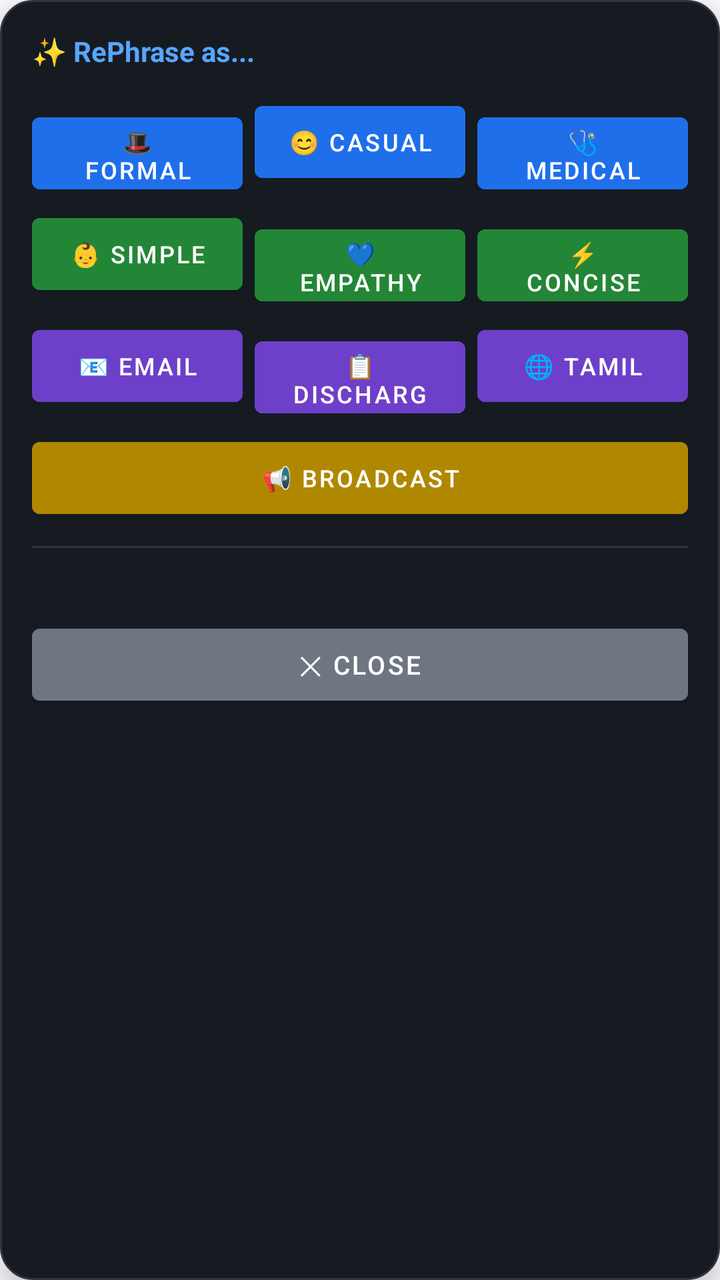
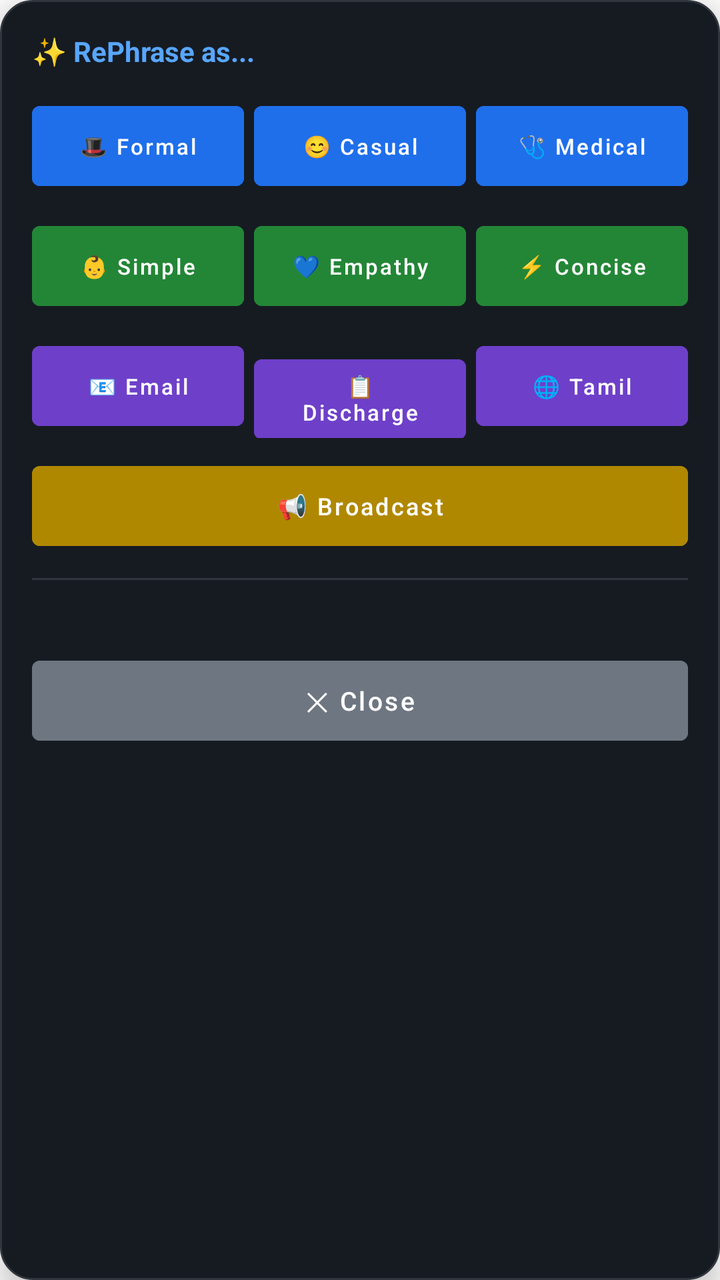

Two renders of the same Android screen: before a commit and after it. Below are the layout's source before the change and the commit's diff.
<!-- AndroidManifest.xml: application theme AppTheme -->
<!-- res/layout/floating_bubble.xml -->
<?xml version="1.0" encoding="utf-8"?>
<LinearLayout xmlns:android="http://schemas.android.com/apk/res/android"
    android:layout_width="380dp"
    android:layout_height="wrap_content"
    android:orientation="vertical"
    android:background="@drawable/bubble_bg"
    android:padding="16dp"
    android:elevation="8dp">

    <TextView
        android:layout_width="wrap_content"
        android:layout_height="wrap_content"
        android:text="✨ RePhrase as..."
        android:textSize="14sp"
        android:textStyle="bold"
        android:textColor="#58a6ff"
        android:layout_marginBottom="12dp"/>

    <LinearLayout
        android:layout_width="match_parent"
        android:layout_height="wrap_content"
        android:orientation="horizontal"
        android:layout_marginBottom="8dp">
        <Button android:id="@+id/btn_formal" android:layout_width="0dp" android:layout_weight="1" android:layout_height="48dp" android:text="🎩 Formal" android:textSize="12sp" android:backgroundTint="#1f6feb" android:layout_marginEnd="6dp"/>
        <Button android:id="@+id/btn_casual" android:layout_width="0dp" android:layout_weight="1" android:layout_height="48dp" android:text="😊 Casual" android:textSize="12sp" android:backgroundTint="#1f6feb" android:layout_marginEnd="6dp"/>
        <Button android:id="@+id/btn_medical" android:layout_width="0dp" android:layout_weight="1" android:layout_height="48dp" android:text="🩺 Medical" android:textSize="12sp" android:backgroundTint="#1f6feb"/>
    </LinearLayout>

    <LinearLayout
        android:layout_width="match_parent"
        android:layout_height="wrap_content"
        android:orientation="horizontal"
        android:layout_marginBottom="8dp">
        <Button android:id="@+id/btn_simple" android:layout_width="0dp" android:layout_weight="1" android:layout_height="48dp" android:text="👶 Simple" android:textSize="12sp" android:backgroundTint="#238636" android:layout_marginEnd="6dp"/>
        <Button android:id="@+id/btn_empathy" android:layout_width="0dp" android:layout_weight="1" android:layout_height="48dp" android:text="💙 Empathy" android:textSize="12sp" android:backgroundTint="#238636" android:layout_marginEnd="6dp"/>
        <Button android:id="@+id/btn_concise" android:layout_width="0dp" android:layout_weight="1" android:layout_height="48dp" android:text="⚡ Concise" android:textSize="12sp" android:backgroundTint="#238636"/>
    </LinearLayout>

    <LinearLayout
        android:layout_width="match_parent"
        android:layout_height="wrap_content"
        android:orientation="horizontal"
        android:layout_marginBottom="8dp">
        <Button android:id="@+id/btn_email" android:layout_width="0dp" android:layout_weight="1" android:layout_height="48dp" android:text="📧 Email" android:textSize="12sp" android:backgroundTint="#6e40c9" android:layout_marginEnd="6dp"/>
        <Button android:id="@+id/btn_discharge" android:layout_width="0dp" android:layout_weight="1" android:layout_height="48dp" android:text="📋 Discharge" android:textSize="12sp" android:backgroundTint="#6e40c9" android:layout_marginEnd="6dp"/>
        <Button android:id="@+id/btn_tamil" android:layout_width="0dp" android:layout_weight="1" android:layout_height="48dp" android:text="🌐 Tamil" android:textSize="12sp" android:backgroundTint="#6e40c9"/>
    </LinearLayout>

    <LinearLayout
        android:layout_width="match_parent"
        android:layout_height="wrap_content"
        android:orientation="horizontal"
        android:layout_marginBottom="10dp">
        <Button android:id="@+id/btn_broadcast" android:layout_width="match_parent" android:layout_height="48dp" android:text="📢 Broadcast" android:textSize="12sp" android:backgroundTint="#b08800"/>
    </LinearLayout>

    <View
        android:layout_width="match_parent"
        android:layout_height="1dp"
        android:background="#30363d"
        android:layout_marginBottom="10dp"/>

    <TextView
        android:id="@+id/statusMsg"
        android:layout_width="wrap_content"
        android:layout_height="wrap_content"
        android:text=""
        android:textSize="12sp"
        android:textColor="#58a6ff"
        android:layout_marginBottom="8dp"/>

    <ScrollView
        android:id="@+id/resultScroll"
        android:layout_width="match_parent"
        android:layout_height="120dp"
        android:visibility="gone"
        android:background="#21262d"
        android:padding="10dp"
        android:layout_marginBottom="10dp">
        <TextView
            android:id="@+id/resultText"
            android:layout_width="match_parent"
            android:layout_height="wrap_content"
            android:text=""
            android:textSize="14sp"
            android:textColor="#e6edf3"
            android:lineSpacingExtra="4dp"/>
    </ScrollView>

    <LinearLayout
        android:id="@+id/actionButtons"
        android:layout_width="match_parent"
        android:layout_height="wrap_content"
        android:orientation="horizontal"
        android:visibility="gone">
        <Button
            android:id="@+id/btn_use"
            android:layout_width="0dp"
            android:layout_weight="1"
            android:layout_height="48dp"
            android:text="✅ Use This"
            android:textSize="13sp"
            android:backgroundTint="#238636"
            android:layout_marginEnd="8dp"/>
        <Button
            android:id="@+id/btn_close"
            android:layout_width="0dp"
            android:layout_weight="1"
            android:layout_height="48dp"
            android:text="✕ Close"
            android:textSize="13sp"
            android:backgroundTint="#6e7681"/>
    </LinearLayout>

    <Button
        android:id="@+id/btn_close_top"
        android:layout_width="match_parent"
        android:layout_height="48dp"
        android:text="✕ Close"
        android:textSize="13sp"
        android:backgroundTint="#6e7681"
        android:visibility="visible"/>

</LinearLayout>
<!-- resources referenced by this layout -->
<resources>
  <!-- drawable bubble_bg (drawable) -->
  <?xml version="1.0" encoding="utf-8"?>
  <shape xmlns:android="http://schemas.android.com/apk/res/android">
      <solid android:color="#161b22"/>
      <corners android:radius="16dp"/>
      <stroke android:width="1dp" android:color="#30363d"/>
  </shape>
  <style name="AppTheme" parent="Theme.MaterialComponents.DayNight.DarkActionBar">
          <item name="colorPrimary">#1f6feb</item>
          <item name="colorPrimaryDark">#0d1117</item>
          <item name="colorAccent">#388bfd</item>
      </style>
</resources>

<!-- the commit's change to res/layout/floating_bubble.xml (unified diff, before → after) -->
@@ -1,6 +1,6 @@
 <?xml version="1.0" encoding="utf-8"?>
 <LinearLayout xmlns:android="http://schemas.android.com/apk/res/android"
-    android:layout_width="380dp"
+    android:layout_width="360dp"
     android:layout_height="wrap_content"
     android:orientation="vertical"
     android:background="@drawable/bubble_bg"
@@ -21,9 +21,9 @@
         android:layout_height="wrap_content"
         android:orientation="horizontal"
         android:layout_marginBottom="8dp">
-        <Button android:id="@+id/btn_formal" android:layout_width="0dp" android:layout_weight="1" android:layout_height="48dp" android:text="🎩 Formal" android:textSize="12sp" android:backgroundTint="#1f6feb" android:layout_marginEnd="6dp"/>
-        <Button android:id="@+id/btn_casual" android:layout_width="0dp" android:layout_weight="1" android:layout_height="48dp" android:text="😊 Casual" android:textSize="12sp" android:backgroundTint="#1f6feb" android:layout_marginEnd="6dp"/>
-        <Button android:id="@+id/btn_medical" android:layout_width="0dp" android:layout_weight="1" android:layout_height="48dp" android:text="🩺 Medical" android:textSize="12sp" android:backgroundTint="#1f6feb"/>
+        <Button android:id="@+id/btn_formal" android:layout_width="0dp" android:layout_weight="1" android:layout_height="52dp" android:text="🎩 Formal" android:textSize="11sp" android:backgroundTint="#1f6feb" android:layout_marginEnd="5dp" android:textAllCaps="false"/>
+        <Button android:id="@+id/btn_casual" android:layout_width="0dp" android:layout_weight="1" android:layout_height="52dp" android:text="😊 Casual" android:textSize="11sp" android:backgroundTint="#1f6feb" android:layout_marginEnd="5dp" android:textAllCaps="false"/>
+        <Button android:id="@+id/btn_medical" android:layout_width="0dp" android:layout_weight="1" android:layout_height="52dp" android:text="🩺 Medical" android:textSize="11sp" android:backgroundTint="#1f6feb" android:textAllCaps="false"/>
     </LinearLayout>
 
     <LinearLayout
@@ -31,9 +31,9 @@
         android:layout_height="wrap_content"
         android:orientation="horizontal"
         android:layout_marginBottom="8dp">
-        <Button android:id="@+id/btn_simple" android:layout_width="0dp" android:layout_weight="1" android:layout_height="48dp" android:text="👶 Simple" android:textSize="12sp" android:backgroundTint="#238636" android:layout_marginEnd="6dp"/>
-        <Button android:id="@+id/btn_empathy" android:layout_width="0dp" android:layout_weight="1" android:layout_height="48dp" android:text="💙 Empathy" android:textSize="12sp" android:backgroundTint="#238636" android:layout_marginEnd="6dp"/>
-        <Button android:id="@+id/btn_concise" android:layout_width="0dp" android:layout_weight="1" android:layout_height="48dp" android:text="⚡ Concise" android:textSize="12sp" android:backgroundTint="#238636"/>
+        <Button android:id="@+id/btn_simple" android:layout_width="0dp" android:layout_weight="1" android:layout_height="52dp" android:text="👶 Simple" android:textSize="11sp" android:backgroundTint="#238636" android:layout_marginEnd="5dp" android:textAllCaps="false"/>
+        <Button android:id="@+id/btn_empathy" android:layout_width="0dp" android:layout_weight="1" android:layout_height="52dp" android:text="💙 Empathy" android:textSize="11sp" android:backgroundTint="#238636" android:layout_marginEnd="5dp" android:textAllCaps="false"/>
+        <Button android:id="@+id/btn_concise" android:layout_width="0dp" android:layout_weight="1" android:layout_height="52dp" android:text="⚡ Concise" android:textSize="11sp" android:backgroundTint="#238636" android:textAllCaps="false"/>
     </LinearLayout>
 
     <LinearLayout
@@ -41,9 +41,9 @@
         android:layout_height="wrap_content"
         android:orientation="horizontal"
         android:layout_marginBottom="8dp">
-        <Button android:id="@+id/btn_email" android:layout_width="0dp" android:layout_weight="1" android:layout_height="48dp" android:text="📧 Email" android:textSize="12sp" android:backgroundTint="#6e40c9" android:layout_marginEnd="6dp"/>
-        <Button android:id="@+id/btn_discharge" android:layout_width="0dp" android:layout_weight="1" android:layout_height="48dp" android:text="📋 Discharge" android:textSize="12sp" android:backgroundTint="#6e40c9" android:layout_marginEnd="6dp"/>
-        <Button android:id="@+id/btn_tamil" android:layout_width="0dp" android:layout_weight="1" android:layout_height="48dp" android:text="🌐 Tamil" android:textSize="12sp" android:backgroundTint="#6e40c9"/>
+        <Button android:id="@+id/btn_email" android:layout_width="0dp" android:layout_weight="1" android:layout_height="52dp" android:text="📧 Email" android:textSize="11sp" android:backgroundTint="#6e40c9" android:layout_marginEnd="5dp" android:textAllCaps="false"/>
+        <Button android:id="@+id/btn_discharge" android:layout_width="0dp" android:layout_weight="1" android:layout_height="52dp" android:text="📋 Discharge" android:textSize="11sp" android:backgroundTint="#6e40c9" android:layout_marginEnd="5dp" android:textAllCaps="false"/>
+        <Button android:id="@+id/btn_tamil" android:layout_width="0dp" android:layout_weight="1" android:layout_height="52dp" android:text="🌐 Tamil" android:textSize="11sp" android:backgroundTint="#6e40c9" android:textAllCaps="false"/>
     </LinearLayout>
 
     <LinearLayout
@@ -51,7 +51,7 @@
         android:layout_height="wrap_content"
         android:orientation="horizontal"
         android:layout_marginBottom="10dp">
-        <Button android:id="@+id/btn_broadcast" android:layout_width="match_parent" android:layout_height="48dp" android:text="📢 Broadcast" android:textSize="12sp" android:backgroundTint="#b08800"/>
+        <Button android:id="@+id/btn_broadcast" android:layout_width="match_parent" android:layout_height="52dp" android:text="📢 Broadcast" android:textSize="12sp" android:backgroundTint="#b08800" android:textAllCaps="false"/>
     </LinearLayout>
 
     <View
@@ -97,28 +97,31 @@
             android:id="@+id/btn_use"
             android:layout_width="0dp"
             android:layout_weight="1"
-            android:layout_height="48dp"
+            android:layout_height="52dp"
             android:text="✅ Use This"
             android:textSize="13sp"
             android:backgroundTint="#238636"
+            android:textAllCaps="false"
             android:layout_marginEnd="8dp"/>
         <Button
             android:id="@+id/btn_close"
             android:layout_width="0dp"
             android:layout_weight="1"
-            android:layout_height="48dp"
+            android:layout_height="52dp"
             android:text="✕ Close"
             android:textSize="13sp"
-            android:backgroundTint="#6e7681"/>
+            android:backgroundTint="#6e7681"
+            android:textAllCaps="false"/>
     </LinearLayout>
 
     <Button
         android:id="@+id/btn_close_top"
         android:layout_width="match_parent"
-        android:layout_height="48dp"
+        android:layout_height="52dp"
         android:text="✕ Close"
         android:textSize="13sp"
         android:backgroundTint="#6e7681"
+        android:textAllCaps="false"
         android:visibility="visible"/>
 
 </LinearLayout>
